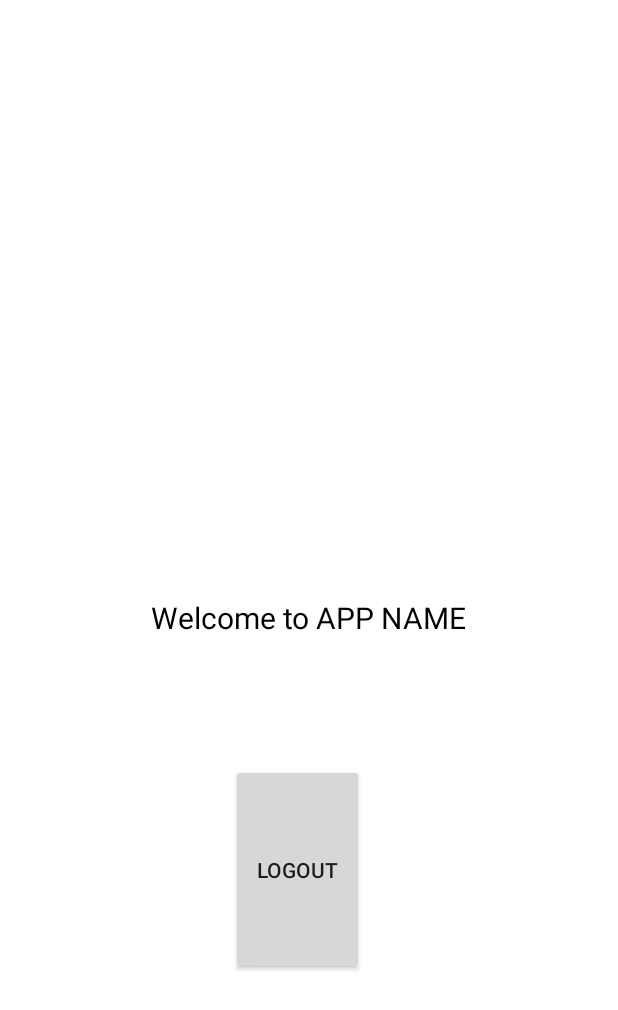
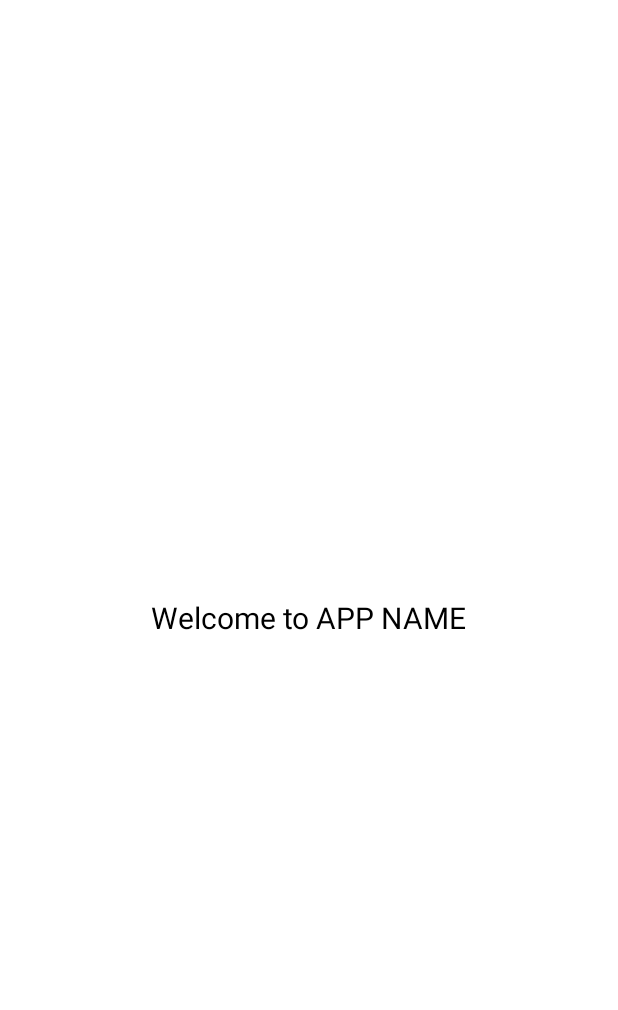
Before and after one commit to Some-Cool-Name/Social-Media-Market-Place-Clone-Project, an Android app: the Profile screen opened directly, with no data from a screen before it, on a phone screen of 412 x 824 dp. Shown: the top 1010 px of the screen. Run offline under Robolectric (Android 15) with nearby library versions, the phone set to English and light mode, and no system bars; 1 statement that could not run was skipped.

Commit message:
checking out

```diff
--- a/app/src/main/java/com/example/social_media_market_place_clone_project/Profile.java
+++ b/app/src/main/java/com/example/social_media_market_place_clone_project/Profile.java
@@ -25,21 +25,16 @@ public class Profile extends AppCompatActivity {
     protected void onCreate(Bundle savedInstanceState) {
         super.onCreate(savedInstanceState);
         setContentView(R.layout.activity_profile);
-        details = findViewById(R.id.displayCurrentUser);
-        logout= findViewById(R.id.logout_btn);
+        //details = findViewById(R.id.displayCurrentUser);
+        //logout= findViewById(R.id.button2);
         SessionManager sessionManager = new SessionManager(Profile.this);
         sessionManager.checkLogin();
         HashMap<String, String> currentUser = sessionManager.getUserDetails();
-        logout.setOnClickListener(new View.OnClickListener() {
-            @Override
-            public void onClick(View v) {
-                sessionManager.logoutUser();
-            }
-        });
+
         Toast.makeText(Profile.this,currentUser.get(sessionManager.EMAIL),Toast.LENGTH_SHORT).show();
 
         String email = currentUser.get(sessionManager.EMAIL);
-        details.setText(email);
+        //details.setText(email);
 
 
        /* SessionManager session = new SessionManager(Profile.this);
--- a/app/src/main/res/layout/activity_profile.xml
+++ b/app/src/main/res/layout/activity_profile.xml
@@ -19,38 +19,5 @@
         android:textColor="@color/black"
         />
 
-    <TextView
-        android:id="@+id/displayCurrentUser"
-        android:layout_width="wrap_content"
-        android:layout_height="wrap_content"
-        android:layout_alignParentStart="true"
-        android:layout_alignParentLeft="true"
-        android:layout_alignParentTop="true"
-        android:layout_alignParentEnd="true"
-        android:layout_alignParentRight="true"
-        android:layout_alignParentBottom="true"
-        android:layout_marginStart="123dp"
-        android:layout_marginLeft="123dp"
-        android:layout_marginTop="165dp"
-        android:layout_marginEnd="231dp"
-        android:layout_marginRight="231dp"
-        android:layout_marginBottom="547dp" />
 
-    <Button
-        android:id="@+id/logout_btn"
-        android:layout_width="wrap_content"
-        android:layout_height="wrap_content"
-        android:layout_alignParentStart="true"
-        android:layout_alignParentLeft="true"
-        android:layout_alignParentTop="true"
-        android:layout_alignParentEnd="true"
-        android:layout_alignParentRight="true"
-        android:layout_alignParentBottom="true"
-        android:layout_marginStart="154dp"
-        android:layout_marginLeft="154dp"
-        android:layout_marginTop="509dp"
-        android:layout_marginEnd="169dp"
-        android:layout_marginRight="169dp"
-        android:layout_marginBottom="174dp"
-        android:text="Logout" />
 </RelativeLayout>
--- a/app/src/main/res/layout/activity_sign_up.xml
+++ b/app/src/main/res/layout/activity_sign_up.xml
@@ -182,6 +182,7 @@
                 android:textAllCaps="false"
                 android:text="Next"
                 />
+
         </RelativeLayout>
     </ScrollView>
 
```
Also changed, not shown: app/src/main/java/com/example/social_media_market_place_clone_project/SignUp2.java (+28 -6 lines).
